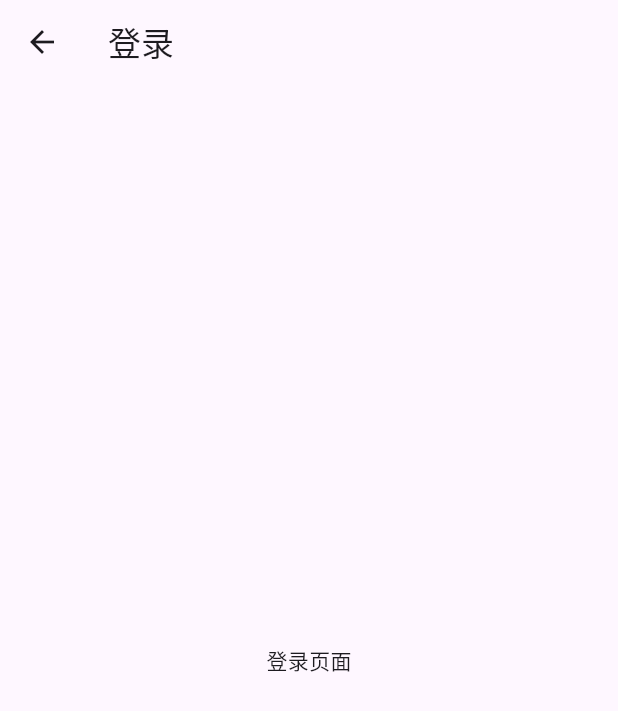
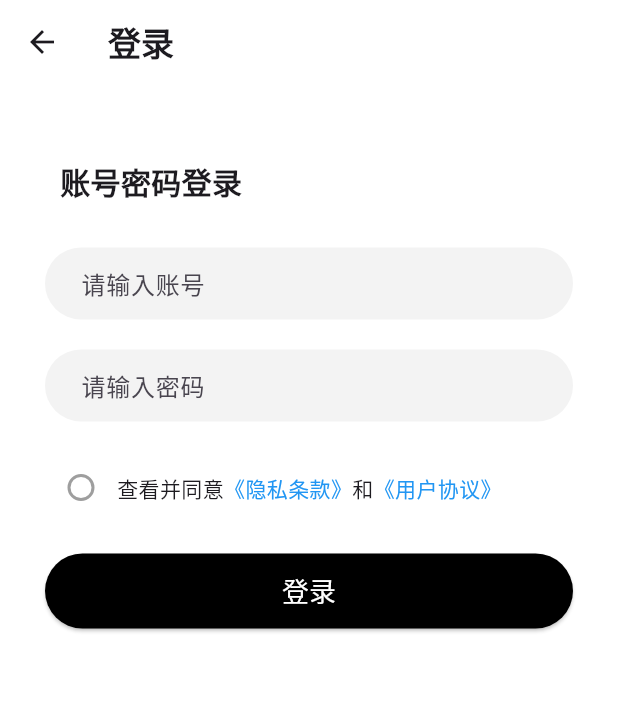
Before and after one commit to leleares/flutter_shop_app, a Flutter app: the LoginPage screen opened by its route, on a phone screen of 412 x 824 dp. Shown: the top 711 px of the screen. Run offline on Flutter 3.47's test engine with Material 3 defaults, Android fonts, the phone set to English and light mode, and no system bars; our stand-ins replace carousel_slider, dio; network calls fail.

Commit message:
Add login page

```diff
--- a/lib/components/Mine/UserInfo.dart
+++ b/lib/components/Mine/UserInfo.dart
@@ -8,6 +8,10 @@ class Userinfo extends StatefulWidget {
 }
 
 class _UserinfoState extends State<Userinfo> {
+  void _handleUserInfoClick() {
+    Navigator.pushNamed(context, "/login");
+  }
+
   @override
   Widget build(BuildContext context) {
     return Container(
@@ -15,6 +19,8 @@ class _UserinfoState extends State<Userinfo> {
       height: 100,
       padding: EdgeInsets.only(left: 10, bottom: 10),
       decoration: BoxDecoration(color: const Color.fromRGBO(251, 243, 235, 1)),
+      child: GestureDetector(
+        onTap: _handleUserInfoClick,
         child: Row(
           children: [
             Image.asset("lib/assets/goods_avatar.png", width: 50, height: 50),
@@ -25,6 +31,7 @@ class _UserinfoState extends State<Userinfo> {
             ),
           ],
         ),
+      ),
     );
   }
 }
--- a/lib/pages/Login/index.dart
+++ b/lib/pages/Login/index.dart
@@ -1,18 +1,186 @@
 import 'package:flutter/material.dart';
+import 'package:flutter_shop_app/utils/ToastUtil.dart';
 
 class LoginPage extends StatefulWidget {
   const LoginPage({super.key});
 
   @override
-  State<LoginPage> createState() => _LoginPageState();
+  _LoginPageState createState() => _LoginPageState();
 }
 
 class _LoginPageState extends State<LoginPage> {
+  final TextEditingController _phoneController = TextEditingController();
+  final TextEditingController _passwordController = TextEditingController();
+  final GlobalKey<FormState> _formKey = GlobalKey();
+
+  void _handleLoginClick() {
+    // 触发检验表单动作
+    if (_formKey.currentState!.validate()) {
+      if (_isChecked) {
+        // 执行登录逻辑
+      } else {
+        // 提示未勾选协议
+        Toastutil.showToast(context, "请勾选协议");
+      }
+    }
+  }
+
+  // 用户账号Widget
+  Widget _buildPhoneTextField() {
+    return TextFormField(
+      controller: _phoneController,
+      validator: (value) {
+        if (value == null || value.isEmpty) {
+          return '账号不可以为空';
+        }
+        if (!RegExp(r"^1[3-9]\d{9}$").hasMatch(value)) {
+          return '手机号格式不正确';
+        }
+        return null;
+      },
+      decoration: InputDecoration(
+        contentPadding: EdgeInsets.only(left: 20), // 内容内边距
+        hintText: "请输入账号",
+        fillColor: const Color.fromRGBO(243, 243, 243, 1),
+        filled: true,
+        border: OutlineInputBorder(
+          borderSide: BorderSide.none,
+          borderRadius: BorderRadius.circular(25),
+        ),
+      ),
+    );
+  }
+
+  // 用户密码Widget
+  Widget _buildCodeTextField() {
+    return TextFormField(
+      controller: _passwordController,
+      validator: (value) {
+        if (value == null || value.isEmpty) {
+          return '密码不可以为空';
+        }
+        if (!RegExp(r"^[a-zA-Z0-9_]{6,12}$").hasMatch(value)) {
+          return '请输入6——16位的字母数字或下划线';
+        }
+        return null;
+      },
+      obscureText: true,
+      decoration: InputDecoration(
+        contentPadding: EdgeInsets.only(left: 20), // 内容内边距
+        hintText: "请输入密码",
+        fillColor: const Color.fromRGBO(243, 243, 243, 1),
+        filled: true,
+        border: OutlineInputBorder(
+          borderSide: BorderSide.none,
+          borderRadius: BorderRadius.circular(25),
+        ),
+      ),
+    );
+  }
+
+  // 登录按钮Widget
+  Widget _buildLoginButton() {
+    return SizedBox(
+      width: double.infinity,
+      height: 50,
+      child: ElevatedButton(
+        onPressed: _handleLoginClick,
+        style: ElevatedButton.styleFrom(
+          backgroundColor: Colors.black,
+          shape: RoundedRectangleBorder(
+            borderRadius: BorderRadius.circular(25),
+          ),
+        ),
+        child: Text("登录", style: TextStyle(fontSize: 18, color: Colors.white)),
+      ),
+    );
+  }
+
+  bool _isChecked = false;
+  // 勾选Widget
+  Widget _buildCheckbox() {
+    return Row(
+      children: [
+        // 设置勾选为圆角
+        Checkbox(
+          value: _isChecked,
+          activeColor: Colors.black,
+          checkColor: Colors.white,
+          onChanged: (bool? value) {
+            setState(() {
+              _isChecked = value ?? false;
+            });
+          },
+          // 设置形状
+          shape: RoundedRectangleBorder(
+            borderRadius: BorderRadius.circular(10), // 圆角大小
+          ),
+          // 可选：设置边框
+          side: BorderSide(color: Colors.grey, width: 2.0),
+        ),
+        Text.rich(
+          TextSpan(
+            children: [
+              TextSpan(text: "查看并同意"),
+              TextSpan(
+                text: "《隐私条款》",
+                style: TextStyle(color: Colors.blue),
+              ),
+              TextSpan(text: "和"),
+              TextSpan(
+                text: "《用户协议》",
+                style: TextStyle(color: Colors.blue),
+              ),
+            ],
+          ),
+        ),
+      ],
+    );
+  }
+
+  // 头部Widget
+  Widget _buildHeader() {
+    return Row(
+      children: [
+        Padding(
+          padding: EdgeInsets.only(left: 10),
+          child: Text(
+            "账号密码登录",
+            style: TextStyle(fontSize: 20, fontWeight: FontWeight.bold),
+          ),
+        ),
+      ],
+    );
+  }
+
   @override
   Widget build(BuildContext context) {
     return Scaffold(
-      appBar: AppBar(title: Text("登录")),
-      body: Center(child: Text("登录页面")),
+      appBar: AppBar(
+        title: Text("登录", style: TextStyle(fontWeight: FontWeight.bold)),
+        backgroundColor: Colors.white,
+      ),
+      body: Form(
+        key: _formKey,
+        child: Container(
+          padding: EdgeInsets.all(30),
+          color: Colors.white,
+          child: Column(
+            children: [
+              SizedBox(height: 20),
+              _buildHeader(),
+              SizedBox(height: 30),
+              _buildPhoneTextField(),
+              SizedBox(height: 20),
+              _buildCodeTextField(),
+              SizedBox(height: 20),
+              _buildCheckbox(),
+              SizedBox(height: 20),
+              _buildLoginButton(),
+            ],
+          ),
+        ),
+      ),
     );
   }
 }
--- a/lib/utils/ToastUtil.dart
+++ b/lib/utils/ToastUtil.dart
@@ -10,6 +10,7 @@ class Toastutil {
         ),
         behavior: SnackBarBehavior.floating,
         content: Text(msg, textAlign: TextAlign.center),
+        duration: Duration(milliseconds: 1000),
       ),
     );
   }
```
Lines whose indentation alone changed are shown as unchanged.
